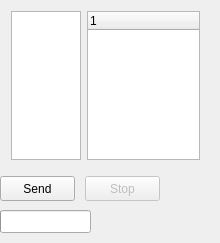
Old version of the form plugins/icq/multiplesending.ui in the repository Winand/mqutim.
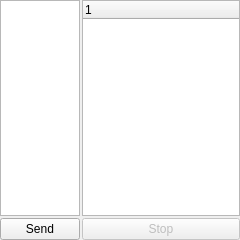
New version of the form. Icons and pictures are not drawn.

The edit to the form file:
```diff
--- a/plugins/icq/multiplesending.ui
+++ b/plugins/icq/multiplesending.ui
@@ -6,77 +6,21 @@
    <rect>
     <x>0</x>
     <y>0</y>
-    <width>220</width>
-    <height>243</height>
+    <width>240</width>
+    <height>240</height>
    </rect>
   </property>
   <property name="windowTitle">
    <string>multipleSending</string>
   </property>
-  <widget class="QPushButton" name="sendButton">
-   <property name="geometry">
-    <rect>
-     <x>0</x>
-     <y>176</y>
-     <width>75</width>
-     <height>25</height>
-    </rect>
-   </property>
-   <property name="text">
-    <string>Send</string>
-   </property>
-   <property name="icon">
-    <iconset>
-     <normaloff>:/icons/crystal_project/message.png</normaloff>:/icons/crystal_project/message.png</iconset>
-   </property>
-  </widget>
-  <widget class="QPushButton" name="stopButton">
-   <property name="enabled">
-    <bool>false</bool>
-   </property>
-   <property name="geometry">
-    <rect>
-     <x>85</x>
-     <y>176</y>
-     <width>75</width>
-     <height>25</height>
-    </rect>
-   </property>
-   <property name="text">
-    <string>Stop</string>
-   </property>
-   <property name="icon">
-    <iconset>
-     <normaloff>:/icons/crystal_project/stop.png</normaloff>:/icons/crystal_project/stop.png</iconset>
-   </property>
-  </widget>
-  <widget class="QProgressBar" name="progressBar">
-   <property name="geometry">
-    <rect>
-     <x>0</x>
-     <y>210</y>
-     <width>91</width>
-     <height>23</height>
-    </rect>
-   </property>
-   <property name="value">
+  <layout class="QGridLayout" name="gridLayout">
+   <property name="margin">
     <number>0</number>
    </property>
-   <property name="textVisible">
-    <bool>false</bool>
+   <property name="spacing">
+    <number>2</number>
    </property>
-  </widget>
-  <widget class="QWidget" name="horizontalLayoutWidget">
-   <property name="geometry">
-    <rect>
-     <x>0</x>
-     <y>0</y>
-     <width>211</width>
-     <height>171</height>
-    </rect>
-   </property>
-   <layout class="QHBoxLayout" name="horizontalLayout_3">
-    <item>
+   <item row="0" column="0">
      <widget class="QTextEdit" name="messageEdit">
       <property name="sizePolicy">
        <sizepolicy hsizetype="Expanding" vsizetype="Expanding">
@@ -86,7 +30,7 @@
       </property>
      </widget>
     </item>
-    <item>
+   <item row="0" column="1">
      <widget class="QTreeWidget" name="contactListWidget">
       <property name="sizePolicy">
        <sizepolicy hsizetype="Preferred" vsizetype="Preferred">
@@ -122,8 +66,32 @@
       </column>
      </widget>
     </item>
-   </layout>
-  </widget>
+   <item row="1" column="0">
+    <widget class="QPushButton" name="sendButton">
+     <property name="text">
+      <string>Send</string>
+     </property>
+     <property name="icon">
+      <iconset>
+       <normaloff>:/icons/crystal_project/message.png</normaloff>:/icons/crystal_project/message.png</iconset>
+     </property>
+    </widget>
+   </item>
+   <item row="1" column="1">
+    <widget class="QPushButton" name="stopButton">
+     <property name="enabled">
+      <bool>false</bool>
+     </property>
+     <property name="text">
+      <string>Stop</string>
+     </property>
+     <property name="icon">
+      <iconset>
+       <normaloff>:/icons/crystal_project/stop.png</normaloff>:/icons/crystal_project/stop.png</iconset>
+     </property>
+    </widget>
+   </item>
+  </layout>
  </widget>
  <layoutdefault spacing="6" margin="11"/>
  <resources/>
```
Lines whose indentation alone changed are shown as unchanged.
